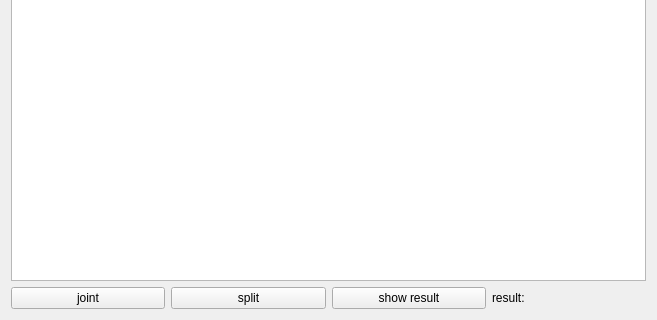
Old version of the form ui/fragmentarea.ui in the repository fkjslee/Fragment; both pictures show x 0 to 657 and y 156 to 476 of the 657 by 476 pixel window.
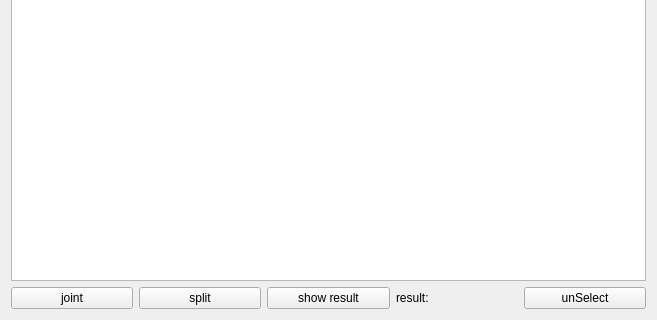
New version of the form.

Commit message: feature: fragment can move between desktop and fragmentarea

Patch:
```diff
--- a/ui/fragmentarea.ui
+++ b/ui/fragmentarea.ui
@@ -65,6 +65,13 @@
          </property>
         </widget>
        </item>
+       <item>
+        <widget class="QPushButton" name="unSelect">
+         <property name="text">
+          <string>unSelect</string>
+         </property>
+        </widget>
+       </item>
       </layout>
      </item>
     </layout>
```
Left out of the diff: 4 changed lines with no effect on the pictures. The commit also changes 15 other files.
